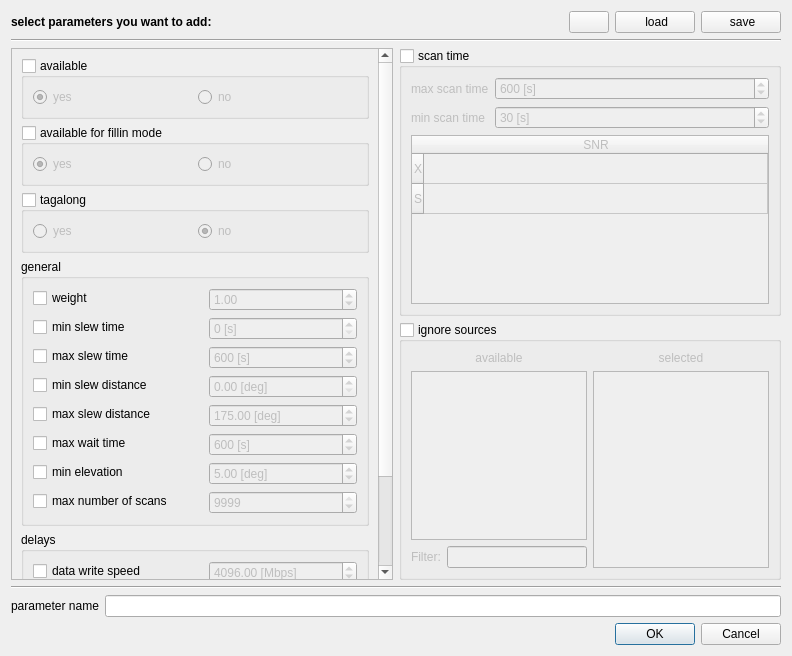
Before: the Qt Designer form Parameters/stationparametersdialog.ui in TUW-VieVS/VieSchedppGUI, drawn with Qt 5.
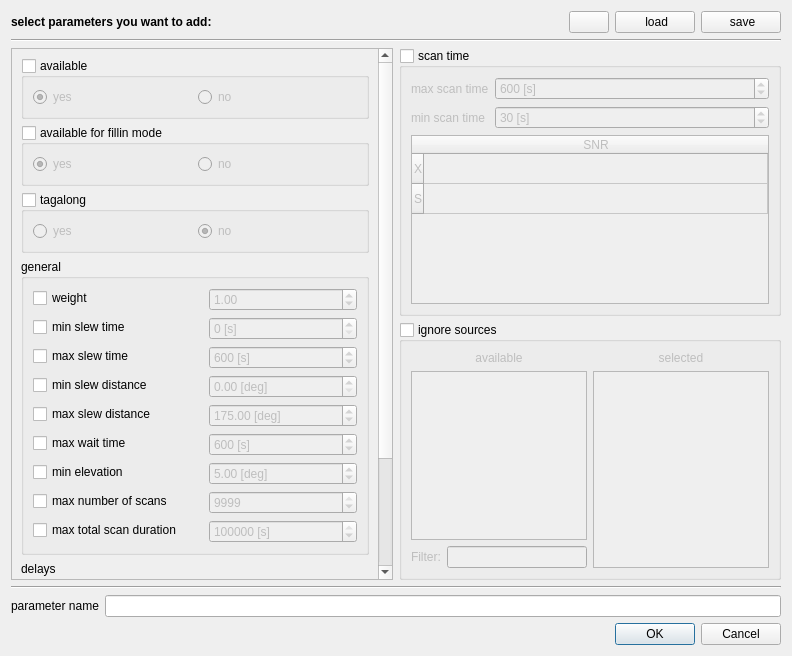
After: the same form once the commit is applied. Icons and pictures are not drawn.

Commit message: new parameter: maximum total observing duration

Diff of the .ui file:
```diff
--- a/Parameters/stationparametersdialog.ui
+++ b/Parameters/stationparametersdialog.ui
@@ -115,9 +115,9 @@
           <property name="geometry">
            <rect>
             <x>0</x>
-            <y>-192</y>
+            <y>-224</y>
             <width>365</width>
-            <height>709</height>
+            <height>741</height>
            </rect>
           </property>
           <layout class="QVBoxLayout" name="verticalLayout_8">
@@ -560,6 +560,32 @@
                 </property>
                </widget>
               </item>
+              <item row="8" column="0">
+               <widget class="QCheckBox" name="checkBox_maxTotalObsTime">
+                <property name="text">
+                 <string>max total scan duration</string>
+                </property>
+               </widget>
+              </item>
+              <item row="8" column="1">
+               <widget class="QSpinBox" name="spinBox_maxTotalObsTime">
+                <property name="enabled">
+                 <bool>false</bool>
+                </property>
+                <property name="suffix">
+                 <string> [s]</string>
+                </property>
+                <property name="prefix">
+                 <string/>
+                </property>
+                <property name="maximum">
+                 <number>999999</number>
+                </property>
+                <property name="value">
+                 <number>999999</number>
+                </property>
+               </widget>
+              </item>
              </layout>
             </widget>
            </item>
@@ -578,7 +604,7 @@
                  </size>
                 </property>
                 <property name="text">
-                 <string>data write speed</string>
+                 <string>write to disk speed</string>
                 </property>
                </widget>
               </item>
```
Left out of the diff: 80 changed lines with no effect on the pictures. The commit also changes 4 other files.
